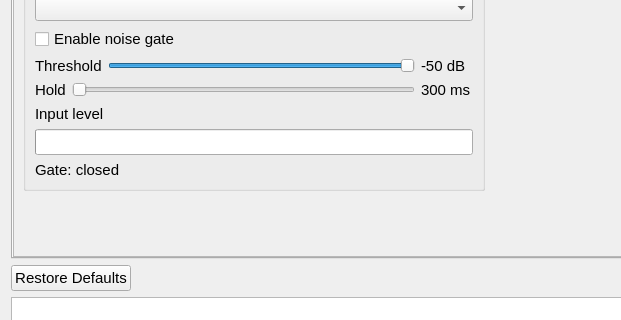
This is src/qt_gui/settings_dialog.ui in LlysiX/shadPS4 as Qt 5 draws it before an edit; both pictures show x 0 to 621 and y 287 to 607 of the 970 by 765 pixel window. The edited form follows.
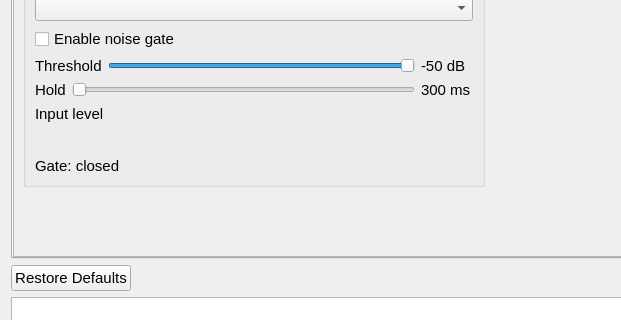
This is the edited form. The open tabs and pages were chosen to show the change. Icons and pictures are not drawn.

Commit message: qt: draw gate threshold on the mic level meter

```diff
--- a/src/qt_gui/settings_dialog.ui
+++ b/src/qt_gui/settings_dialog.ui
@@ -1985,19 +1985,27 @@
                 </widget>
                </item>
                <item>
-                <widget class="QProgressBar" name="micLevelBar">
-                 <property name="minimum">
+                <widget class="QWidget" name="micLevelContainer" native="true">
+                 <property name="minimumSize">
+                  <size>
+                   <width>0</width>
+                   <height>22</height>
+                  </size>
+                 </property>
+                 <layout class="QVBoxLayout" name="micLevelContainerLayout">
+                  <property name="leftMargin">
                   <number>0</number>
                  </property>
-                 <property name="maximum">
-                  <number>100</number>
-                 </property>
-                 <property name="value">
+                  <property name="topMargin">
+                   <number>0</number>
+                  </property>
+                  <property name="rightMargin">
                   <number>0</number>
                  </property>
-                 <property name="textVisible">
-                  <bool>false</bool>
-                 </property>
+                  <property name="bottomMargin">
+                   <number>0</number>
+                  </property>
+                 </layout>
                 </widget>
                </item>
                <item>
```
Lines whose indentation alone changed are shown as unchanged. The commit also changes 4 other files.
